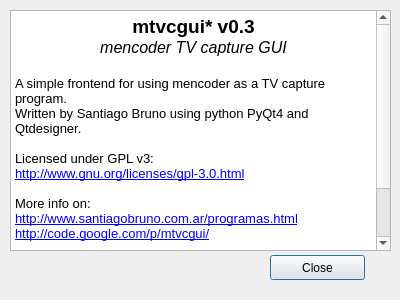
sbruno/mtvcgui, file ui/about.ui: the form before one commit.
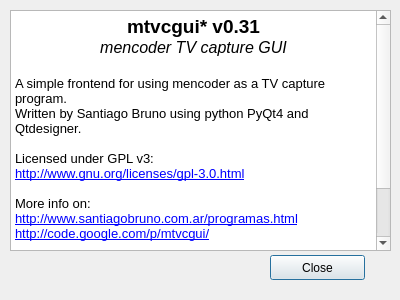
The form after the commit.

Patch:
```diff
--- a/ui/about.ui
+++ b/ui/about.ui
@@ -40,7 +40,7 @@
 &lt;html&gt;&lt;head&gt;&lt;meta name=&quot;qrichtext&quot; content=&quot;1&quot; /&gt;&lt;style type=&quot;text/css&quot;&gt;
 p, li { white-space: pre-wrap; }
 &lt;/style&gt;&lt;/head&gt;&lt;body style=&quot; font-family:'DejaVu Sans'; font-size:9pt; font-weight:400; font-style:normal;&quot;&gt;
-&lt;p align=&quot;center&quot; style=&quot; margin-top:0px; margin-bottom:0px; margin-left:0px; margin-right:0px; -qt-block-indent:0; text-indent:0px;&quot;&gt;&lt;span style=&quot; font-family:'Sans Serif'; font-size:14pt; font-weight:600;&quot;&gt;mtvcgui* v0.3&lt;/span&gt;&lt;/p&gt;
+&lt;p align=&quot;center&quot; style=&quot; margin-top:0px; margin-bottom:0px; margin-left:0px; margin-right:0px; -qt-block-indent:0; text-indent:0px;&quot;&gt;&lt;span style=&quot; font-family:'Sans Serif'; font-size:14pt; font-weight:600;&quot;&gt;mtvcgui* v0.31&lt;/span&gt;&lt;/p&gt;
 &lt;p align=&quot;center&quot; style=&quot; margin-top:0px; margin-bottom:0px; margin-left:0px; margin-right:0px; -qt-block-indent:0; text-indent:0px;&quot;&gt;&lt;span style=&quot; font-family:'Sans Serif'; font-size:12pt; font-style:italic;&quot;&gt;mencoder TV capture GUI&lt;/span&gt;&lt;/p&gt;
 &lt;p align=&quot;center&quot; style=&quot;-qt-paragraph-type:empty; margin-top:0px; margin-bottom:0px; margin-left:0px; margin-right:0px; -qt-block-indent:0; text-indent:0px; font-family:'Sans Serif'; font-size:12pt; font-style:italic;&quot;&gt;&lt;/p&gt;
 &lt;p style=&quot; margin-top:0px; margin-bottom:0px; margin-left:0px; margin-right:0px; -qt-block-indent:0; text-indent:0px;&quot;&gt;&lt;span style=&quot; font-family:'Sans Serif'; font-size:10pt;&quot;&gt;A simple frontend for using mencoder as a TV capture program.&lt;/span&gt;&lt;/p&gt;
```
